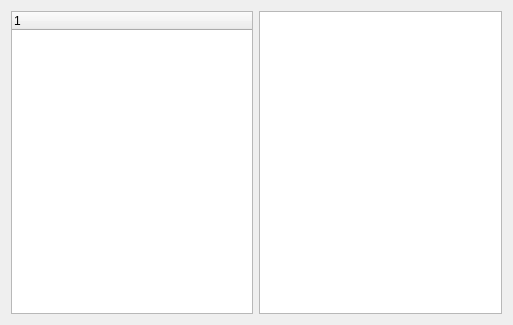
The window that src/modelinspector/modelinspector.ui (GAMS-dev/gams-mii) describes before a commit, drawn with Qt 5.
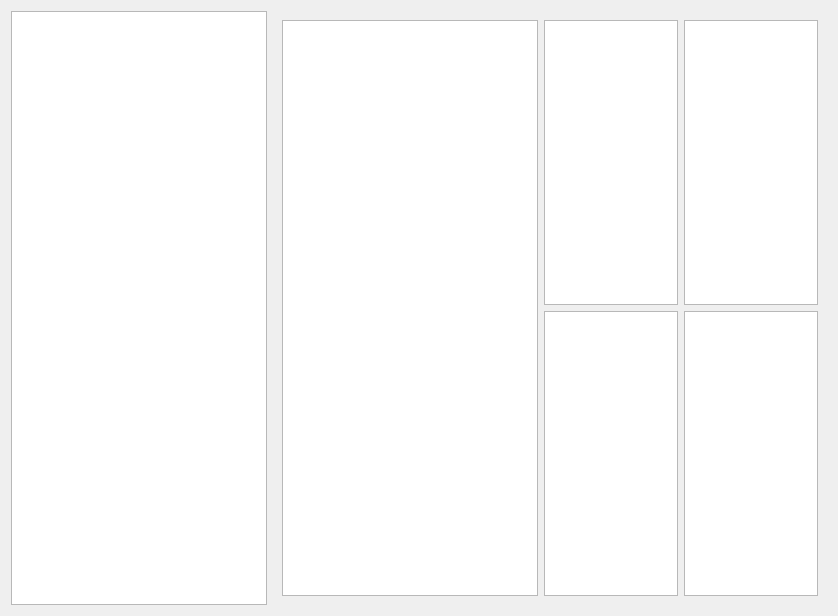
The same window after the commit. The open tabs and pages were chosen to show the change. Custom widgets are drawn as their Qt base class.

Commit message: Resolve "Create a view for model statistics"

What changed in the file:
```diff
--- a/src/modelinspector/modelinspector.ui
+++ b/src/modelinspector/modelinspector.ui
@@ -6,28 +6,163 @@
    <rect>
     <x>0</x>
     <y>0</y>
-    <width>513</width>
-    <height>325</height>
+    <width>838</width>
+    <height>616</height>
    </rect>
   </property>
   <property name="windowTitle">
    <string>Form</string>
   </property>
-  <layout class="QHBoxLayout" name="horizontalLayout">
+  <layout class="QVBoxLayout" name="verticalLayout">
    <item>
-    <widget class="QTreeWidget" name="treeWidget">
-     <column>
-      <property name="text">
-       <string notr="true">1</string>
-      </property>
-     </column>
-    </widget>
-   </item>
-   <item>
-    <widget class="QTextEdit" name="textEdit"/>
+    <layout class="QHBoxLayout" name="horizontalLayout_3">
+     <item>
+      <widget class="SectionTreeView" name="sectionTreeView">
+       <property name="sizePolicy">
+        <sizepolicy hsizetype="Minimum" vsizetype="Expanding">
+         <horstretch>0</horstretch>
+         <verstretch>0</verstretch>
+        </sizepolicy>
+       </property>
+      </widget>
+     </item>
+     <item>
+      <widget class="QStackedWidget" name="stackedWidget">
+       <property name="lineWidth">
+        <number>1</number>
+       </property>
+       <property name="currentIndex">
+        <number>0</number>
+       </property>
+       <widget class="QWidget" name="page">
+        <layout class="QVBoxLayout" name="verticalLayout_2">
+         <item>
+          <widget class="StatisticsWidget" name="statisticWidget" native="true"/>
+         </item>
+        </layout>
+       </widget>
+       <widget class="QWidget" name="page_3">
+        <layout class="QHBoxLayout" name="horizontalLayout_2">
+         <item>
+          <widget class="QTableWidget" name="statistic2Widget">
+           <property name="sizePolicy">
+            <sizepolicy hsizetype="Minimum" vsizetype="Expanding">
+             <horstretch>0</horstretch>
+             <verstretch>0</verstretch>
+            </sizepolicy>
+           </property>
+           <property name="editTriggers">
+            <set>QAbstractItemView::NoEditTriggers</set>
+           </property>
+           <property name="alternatingRowColors">
+            <bool>true</bool>
+           </property>
+           <property name="gridStyle">
+            <enum>Qt::NoPen</enum>
+           </property>
+           <property name="wordWrap">
+            <bool>false</bool>
+           </property>
+           <attribute name="horizontalHeaderVisible">
+            <bool>false</bool>
+           </attribute>
+           <attribute name="verticalHeaderVisible">
+            <bool>false</bool>
+           </attribute>
+          </widget>
+         </item>
+         <item>
+          <layout class="QGridLayout" name="gridLayout">
+           <item row="0" column="0">
+            <widget class="gams::studio::modelinspector::RangeChart" name="equationView">
+             <property name="sizePolicy">
+              <sizepolicy hsizetype="Expanding" vsizetype="Expanding">
+               <horstretch>0</horstretch>
+               <verstretch>0</verstretch>
+              </sizepolicy>
+             </property>
+            </widget>
+           </item>
+           <item row="0" column="1">
+            <widget class="gams::studio::modelinspector::VariableChart" name="variableView">
+             <property name="sizePolicy">
+              <sizepolicy hsizetype="Expanding" vsizetype="Expanding">
+               <horstretch>0</horstretch>
+               <verstretch>0</verstretch>
+              </sizepolicy>
+             </property>
+            </widget>
+           </item>
+           <item row="1" column="0">
+            <widget class="gams::studio::modelinspector::CoefficientChart" name="coeffView">
+             <property name="sizePolicy">
+              <sizepolicy hsizetype="Expanding" vsizetype="Expanding">
+               <horstretch>0</horstretch>
+               <verstretch>0</verstretch>
+              </sizepolicy>
+             </property>
+            </widget>
+           </item>
+           <item row="1" column="1">
+            <widget class="gams::studio::modelinspector::DummyChart" name="placeholderView">
+             <property name="sizePolicy">
+              <sizepolicy hsizetype="Expanding" vsizetype="Expanding">
+               <horstretch>0</horstretch>
+               <verstretch>0</verstretch>
+              </sizepolicy>
+             </property>
+            </widget>
+           </item>
+          </layout>
+         </item>
+        </layout>
+       </widget>
+       <widget class="QWidget" name="page_2">
+        <layout class="QHBoxLayout" name="horizontalLayout">
+         <item>
+          <widget class="QTableView" name="tableView"/>
+         </item>
+        </layout>
+       </widget>
+      </widget>
+     </item>
+    </layout>
    </item>
   </layout>
  </widget>
+ <customwidgets>
+  <customwidget>
+   <class>StatisticsWidget</class>
+   <extends>QWidget</extends>
+   <header>modelinspector/statisticswidget.h</header>
+   <container>1</container>
+  </customwidget>
+  <customwidget>
+   <class>SectionTreeView</class>
+   <extends>QTreeView</extends>
+   <header>modelinspector/sectiontreeview.h</header>
+  </customwidget>
+  <customwidget>
+   <class>gams::studio::modelinspector::RangeChart</class>
+   <extends>QGraphicsView</extends>
+   <header>modelinspector/rangechart.h</header>
+  </customwidget>
+  <customwidget>
+   <class>gams::studio::modelinspector::VariableChart</class>
+   <extends>QGraphicsView</extends>
+   <header>modelinspector/rangechart.h</header>
+  </customwidget>
+  <customwidget>
+   <class>gams::studio::modelinspector::CoefficientChart</class>
+   <extends>QGraphicsView</extends>
+   <header>modelinspector/rangechart.h</header>
+  </customwidget>
+  <customwidget>
+   <class>gams::studio::modelinspector::DummyChart</class>
+   <extends>QGraphicsView</extends>
+   <header>modelinspector/rangechart.h</header>
+  </customwidget>
+ </customwidgets>
  <resources/>
  <connections/>
 </ui>
```
The commit also changes 42 other files.
